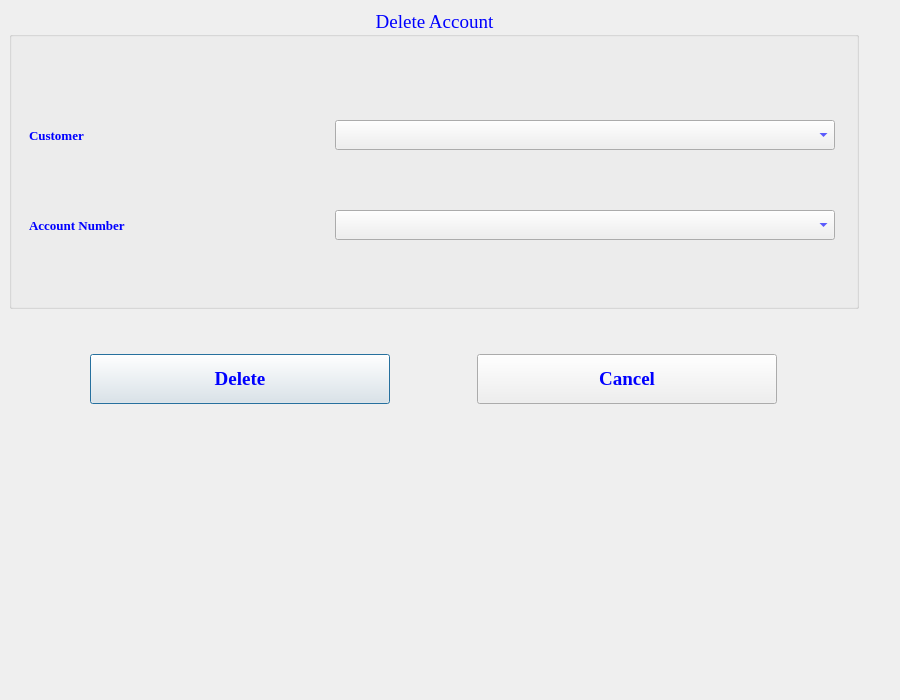
Before: the Qt Designer form accountdelete.ui in jonathansaetre/BankSystem, drawn with Qt 5.
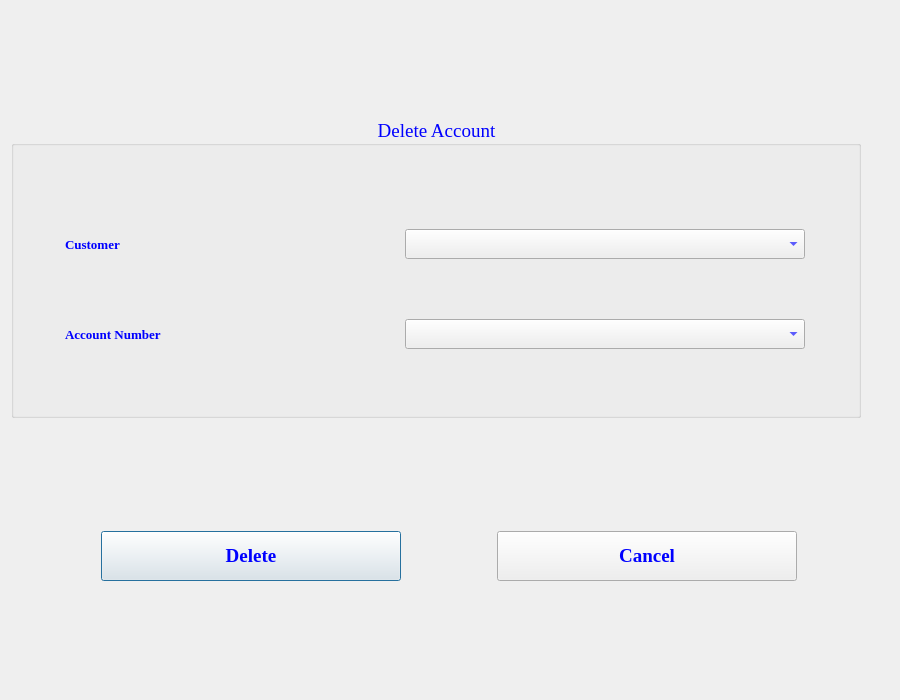
After: the same form once the commit is applied.

Commit message: Fiksed accoutdelete

What changed in the file:
```diff
--- a/accountdelete.ui
+++ b/accountdelete.ui
@@ -25,15 +25,9 @@
   <property name="windowTitle">
    <string>Delete Account</string>
   </property>
+  <layout class="QVBoxLayout" name="verticalLayout">
+   <item>
   <widget class="QGroupBox" name="groupBox">
-   <property name="geometry">
-    <rect>
-     <x>9</x>
-     <y>9</y>
-     <width>850</width>
-     <height>300</height>
-    </rect>
-   </property>
    <property name="minimumSize">
     <size>
      <width>850</width>
@@ -43,7 +37,7 @@
    <property name="maximumSize">
     <size>
      <width>850</width>
-     <height>600</height>
+       <height>300</height>
     </size>
    </property>
    <property name="font">
@@ -61,7 +55,7 @@
    <property name="alignment">
     <set>Qt::AlignCenter</set>
    </property>
-   <widget class="QWidget" name="">
+     <widget class="QWidget" name="layoutWidget">
     <property name="geometry">
      <rect>
       <x>20</x>
@@ -102,26 +96,26 @@
       <widget class="QComboBox" name="comboBox">
        <property name="minimumSize">
         <size>
-         <width>500</width>
+           <width>400</width>
          <height>30</height>
         </size>
        </property>
        <property name="maximumSize">
         <size>
-         <width>500</width>
+           <width>400</width>
          <height>30</height>
         </size>
        </property>
        <property name="font">
         <font>
-         <family>Snap ITC</family>
+           <family>Times New Roman</family>
         </font>
        </property>
       </widget>
      </item>
     </layout>
    </widget>
-   <widget class="QWidget" name="">
+     <widget class="QWidget" name="layoutWidget">
     <property name="geometry">
      <rect>
       <x>20</x>
@@ -162,20 +156,20 @@
       <widget class="QComboBox" name="comboBox_2">
        <property name="minimumSize">
         <size>
-         <width>500</width>
+           <width>400</width>
          <height>30</height>
         </size>
        </property>
        <property name="maximumSize">
         <size>
-         <width>500</width>
+           <width>400</width>
          <height>30</height>
         </size>
        </property>
        <property name="font">
         <font>
-         <family>Snap ITC</family>
-         <pointsize>10</pointsize>
+           <family>Times New Roman</family>
+           <pointsize>8</pointsize>
         </font>
        </property>
       </widget>
@@ -183,15 +177,8 @@
     </layout>
    </widget>
   </widget>
-  <widget class="QWidget" name="">
-   <property name="geometry">
-    <rect>
-     <x>9</x>
-     <y>353</y>
-     <width>851</width>
-     <height>52</height>
-    </rect>
-   </property>
+   </item>
+   <item>
    <layout class="QHBoxLayout" name="horizontalLayout_3">
     <item>
      <widget class="QPushButton" name="deleteButton">
@@ -254,7 +241,8 @@
      </widget>
     </item>
    </layout>
-  </widget>
+   </item>
+  </layout>
  </widget>
  <resources/>
  <connections/>
```
Left out of the diff: 4 changed lines with no effect on the pictures. Lines whose indentation alone changed are shown as unchanged. The commit also changes 1 other file.
